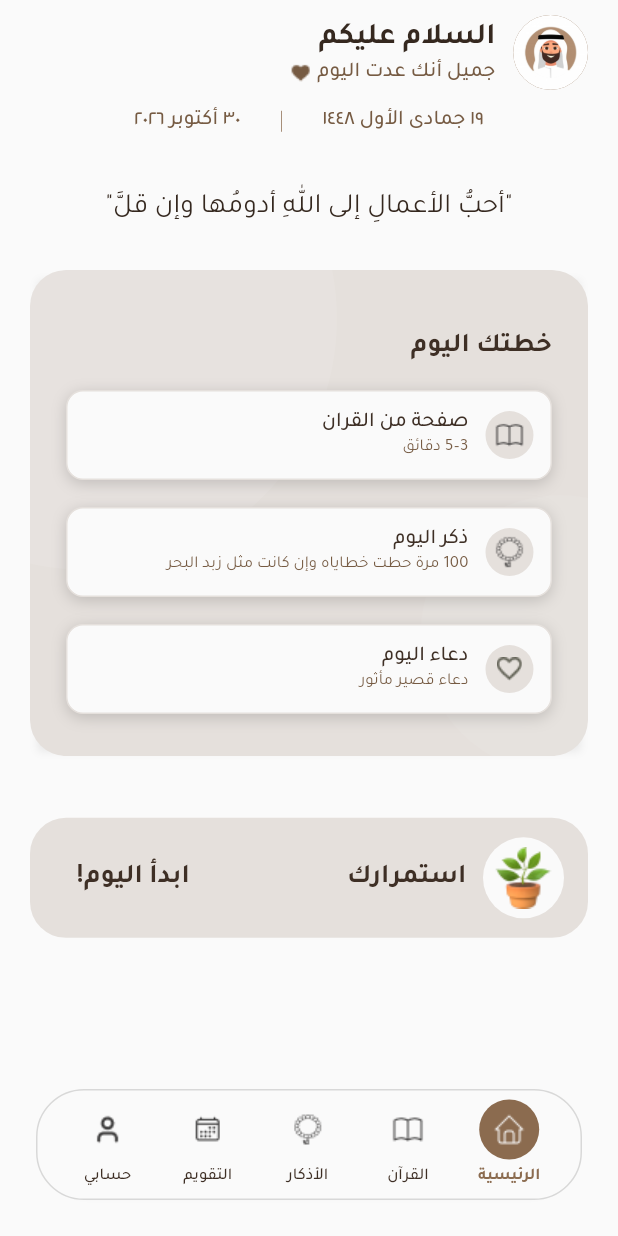
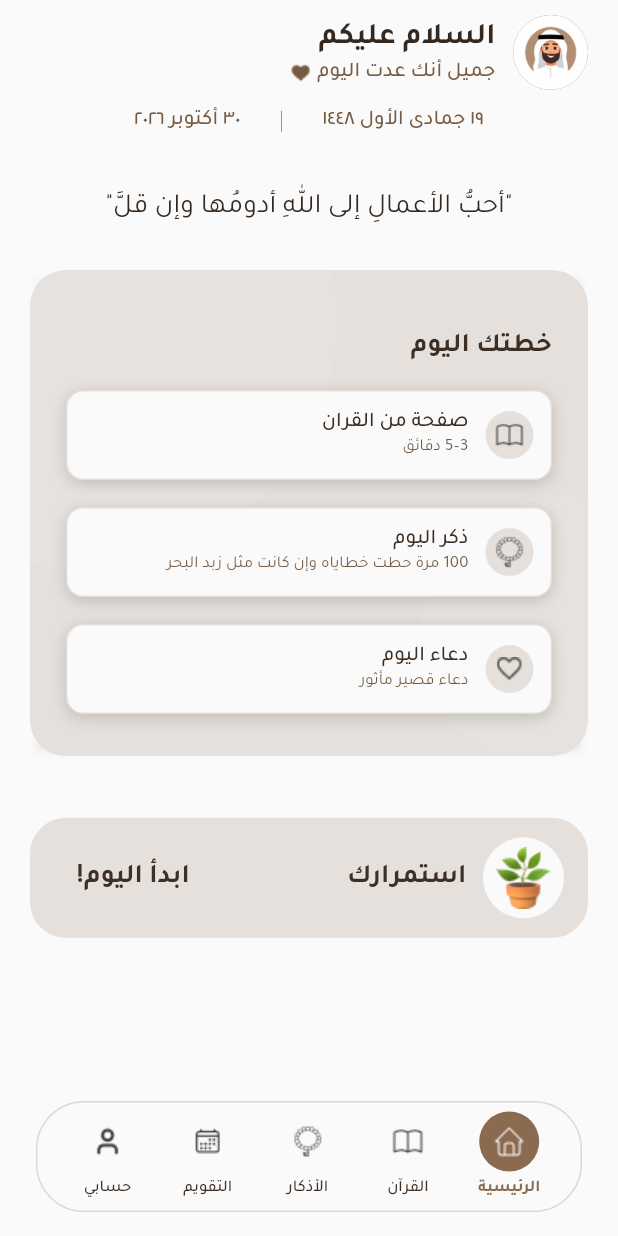
Before and after one commit to Amr20533/Islamic-App, a Flutter app: the MainView screen opened by its route, on a phone screen of 412 x 824 dp. Run offline on Flutter 3.47's test engine with Material 3 defaults, Android fonts, the phone set to English and light mode, and no system bars; our stand-ins replace adhan, audioplayers, device_info_plus, equatable, flutter_bloc, flutter_local_notifications and 11 more; missing offline and left inert: android_intent_plus; accounts and stored records are empty; project files that could hold a hidden picture were left out.

Commit message:
Home edit

```diff
--- a/lib/features/home/presentation/pages/home_view.dart
+++ b/lib/features/home/presentation/pages/home_view.dart
@@ -63,7 +63,8 @@ class HomeView extends StatelessWidget {
                       textAlign: TextAlign.center),
                       SizedBox(
                           height: (MediaQuery.sizeOf(context).height * 0.04).clamp(16.0, 32.0),
-                        ),                           const DailyPlanCard(),
+                        ),
+                        const DailyPlanCard(),
                         SizedBox(height: MediaQuery.sizeOf(context).height * 0.050),
                         const ProgressCard(
                           icon: 'assets/icons/progress.png',
--- a/lib/features/home/presentation/pages/main_view.dart
+++ b/lib/features/home/presentation/pages/main_view.dart
@@ -57,21 +57,39 @@ class _MainViewState extends State<MainView> {
       },
       child: Scaffold(
         body: pages[currentIndex],
-        bottomNavigationBar: Directionality(
+
+        bottomNavigationBar: SafeArea(
+          child: LayoutBuilder(
+            builder: (context, constraints) {
+              final width = constraints.maxWidth;
+
+              final horizontalMargin = (width * 0.06).clamp(12.0, 24.0);
+              final bottomMargin = (width * 0.04).clamp(8.0, 16.0);
+              final verticalPadding = (width * 0.015).clamp(4.0, 6.0);
+              final borderRadius = (width * 0.08).clamp(24.0, 32.0);
+
+              return Directionality(
                 textDirection: TextDirection.rtl,
                 child: Container(
                   margin: EdgeInsets.fromLTRB(
-              24,
+                    horizontalMargin,
                     0,
-              24,
-              24
-              // MediaQuery.of(context).viewPadding.bottom + 24,
+                    horizontalMargin,
+                    bottomMargin,
                   ),
-            padding: const EdgeInsets.symmetric(vertical: 6),
+                  padding: EdgeInsets.symmetric(
+                    vertical: verticalPadding,
+                  ),
                   decoration: BoxDecoration(
                     color: Theme.of(context).colorScheme.surface,
-              borderRadius: BorderRadius.circular(32),
-              border: Border.all(width: 1, color: Theme.of(context).colorScheme.outline.withValues(alpha: 0.4)),
+                    borderRadius: BorderRadius.circular(borderRadius),
+                    border: Border.all(
+                      width: 1,
+                      color: Theme.of(context)
+                          .colorScheme
+                          .outline
+                          .withValues(alpha: 0.4),
+                    ),
                     boxShadow: AppShadows.customShadow,
                   ),
                   child: Row(
@@ -115,6 +133,9 @@ class _MainViewState extends State<MainView> {
                     ],
                   ),
                 ),
+              );
+            },
+          ),
         ),
       ),
     );
```
Lines whose indentation alone changed are shown as unchanged.
